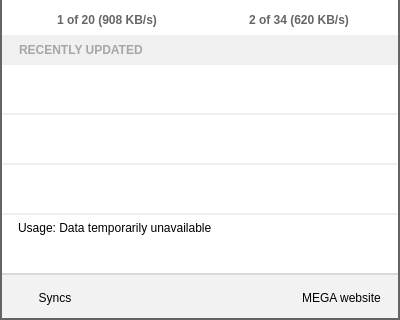
This is Source/MEGASync/gui/InfoDialog.ui in meganz/MEGAsync as Qt 5 draws it before an edit; both pictures show x 0 to 400 and y 180 to 500 of the 400 by 500 pixel window. The edited form follows.
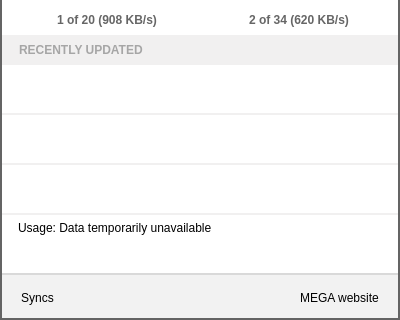
This is the edited form. The open tabs and pages were chosen to show the change. Icons and pictures are not drawn. Custom widgets are drawn as their Qt base class.

The edit to the form file:
```diff
--- a/Source/MEGASync/gui/InfoDialog.ui
+++ b/Source/MEGASync/gui/InfoDialog.ui
@@ -700,13 +700,13 @@
      </property>
      <layout class="QHBoxLayout" name="horizontalLayout_2">
       <property name="leftMargin">
-       <number>14</number>
+       <number>20</number>
       </property>
       <property name="topMargin">
        <number>0</number>
       </property>
       <property name="rightMargin">
-       <number>14</number>
+       <number>20</number>
       </property>
       <property name="bottomMargin">
        <number>0</number>
@@ -730,6 +730,9 @@
           <pointsize>9</pointsize>
          </font>
         </property>
+        <property name="styleSheet">
+         <string notr="true">border: none;</string>
+        </property>
         <property name="text">
          <string>Syncs</string>
         </property>
@@ -780,6 +783,9 @@
           <pointsize>9</pointsize>
          </font>
         </property>
+        <property name="styleSheet">
+         <string notr="true">border: none;</string>
+        </property>
         <property name="text">
          <string>MEGA website</string>
         </property>
```
Left out of the diff: 16 changed lines with no effect on the pictures.
